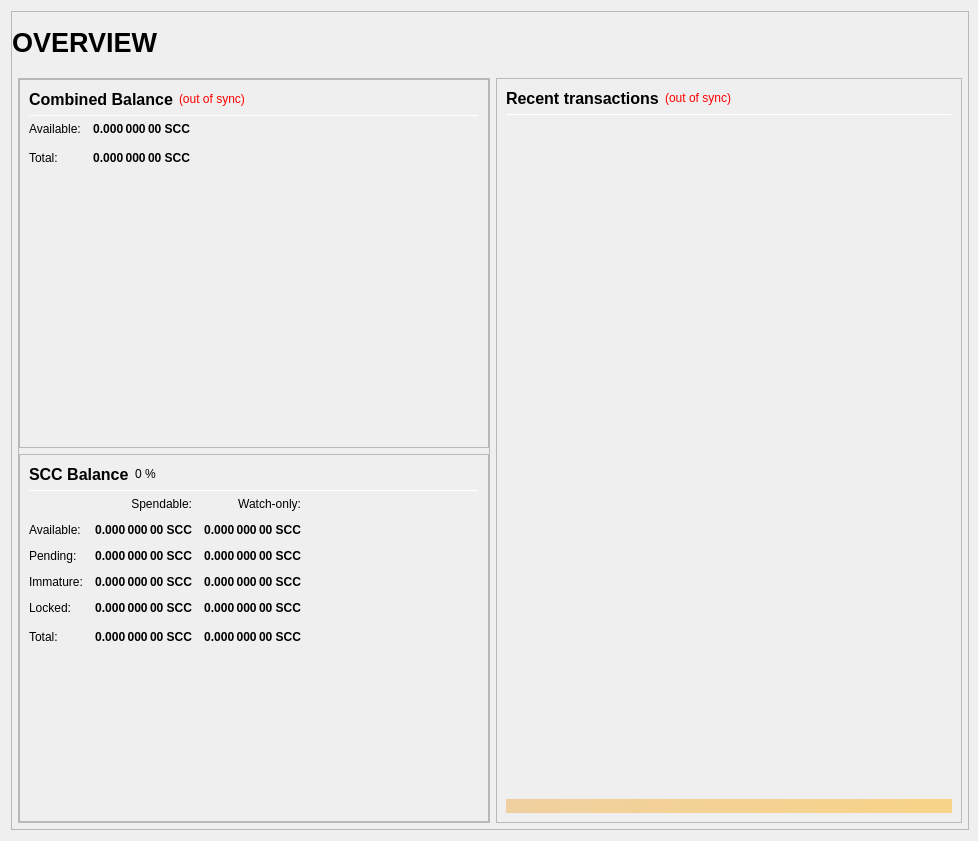
First picture: the form in src/qt/forms/overviewpage.ui, repository stakecube/stakecubecoin-archive, before the edit.
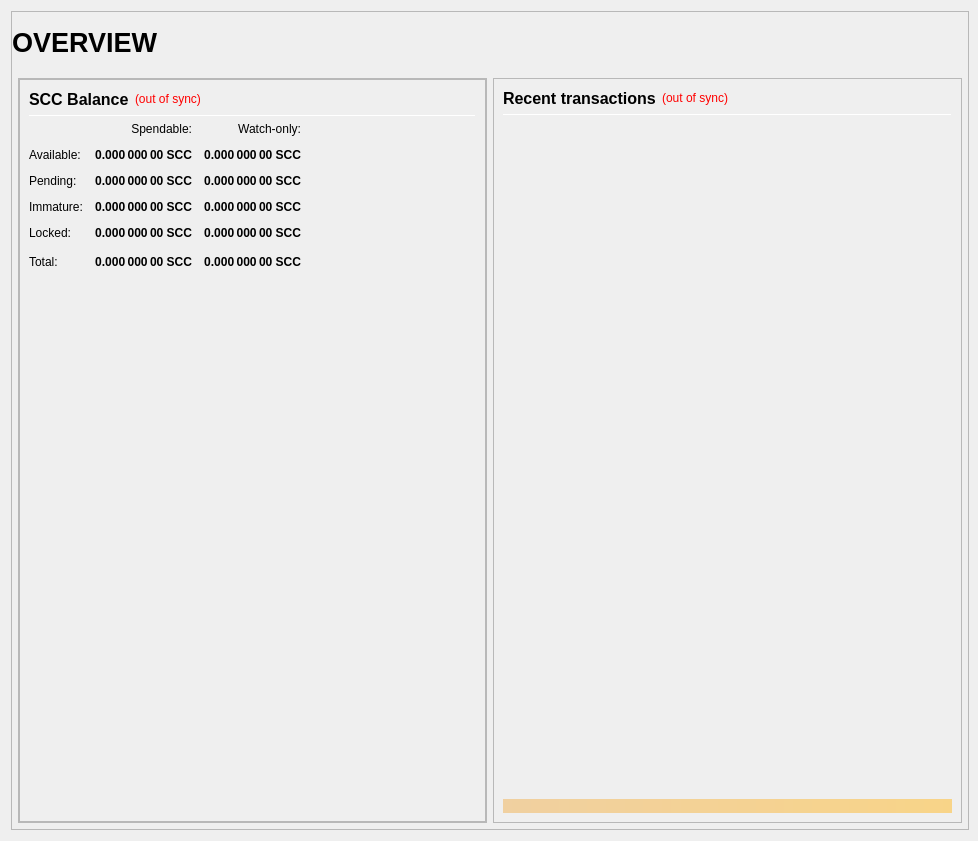
Second picture: the form after the edit.

Commit message:
[QT] Remove Combined Balances
To simplify the SCC QT wallet, the combined balances portion of the GUI has been removed in replacement with a single Balances form displaying total/available/immature/pending as and when necessary. Zerocoin does not exist in SCC, so the combined balances form shouldnt be required.

The edit to the form file:
```diff
--- a/src/qt/forms/overviewpage.ui
+++ b/src/qt/forms/overviewpage.ui
@@ -200,7 +200,7 @@
                  <property name="frameShadow">
                   <enum>QFrame::Raised</enum>
                  </property>
-                 <layout class="QVBoxLayout" name="verticalLayout" stretch="0,0">
+                 <layout class="QVBoxLayout" name="verticalLayout" stretch="0">
                   <property name="leftMargin">
                    <number>0</number>
                   </property>
@@ -214,24 +214,18 @@
                    <number>0</number>
                   </property>
                   <item>
-                   <widget class="QFrame" name="frame_CombinedBalances">
-                    <property name="minimumSize">
-                     <size>
-                      <width>470</width>
-                      <height>0</height>
-                     </size>
-                    </property>
+                   <widget class="QFrame" name="frame_Balances">
                     <property name="frameShape">
                      <enum>QFrame::StyledPanel</enum>
                     </property>
                     <property name="frameShadow">
                      <enum>QFrame::Raised</enum>
                     </property>
-                    <layout class="QVBoxLayout" name="verticalLayout_5">
+                    <layout class="QVBoxLayout" name="verticalLayout_4">
                      <item>
-                      <layout class="QHBoxLayout" name="horizontalLayout_5" stretch="0,0,0">
+                      <layout class="QHBoxLayout" name="horizontalLayout_4">
                        <item>
-                        <widget class="QLabel" name="label_5z">
+                        <widget class="QLabel" name="label_5">
                          <property name="minimumSize">
                           <size>
                            <width>0</width>
@@ -249,7 +243,7 @@
                           <string>Combined Balance (including unconfirmed and immature coins)</string>
                          </property>
                          <property name="text">
-                          <string>Combined Balance</string>
+                          <string>SCC Balance</string>
                          </property>
                         </widget>
                        </item>
@@ -273,178 +267,6 @@
                         </widget>
                        </item>
                        <item>
-                        <spacer name="horizontalSpacer_1">
-                         <property name="orientation">
-                          <enum>Qt::Horizontal</enum>
-                         </property>
-                         <property name="sizeHint" stdset="0">
-                          <size>
-                           <width>40</width>
-                           <height>20</height>
-                          </size>
-                         </property>
-                        </spacer>
-                       </item>
-                      </layout>
-                     </item>
-                     <item>
-                      <widget class="Line" name="line_CombinedBalance">
-                       <property name="minimumSize">
-                        <size>
-                         <width>0</width>
-                         <height>1</height>
-                        </size>
-                       </property>
-                       <property name="maximumSize">
-                        <size>
-                         <width>16777215</width>
-                         <height>1</height>
-                        </size>
-                       </property>
-                       <property name="orientation">
-                        <enum>Qt::Horizontal</enum>
-                       </property>
-                      </widget>
-                     </item>
-                     <item>
-                      <layout class="QGridLayout" name="gridLayout_3">
-                       <property name="spacing">
-                        <number>12</number>
-                       </property>
-                       <item row="1" column="0">
-                        <widget class="QLabel" name="labelBalanceTextz">
-                         <property name="text">
-                          <string>Available:</string>
-                         </property>
-                        </widget>
-                       </item>
-                       <item row="1" column="1">
-                        <widget class="QLabel" name="labelBalancez">
-                         <property name="font">
-                          <font>
-                           <weight>75</weight>
-                           <bold>true</bold>
-                          </font>
-                         </property>
-                         <property name="cursor">
-                          <cursorShape>IBeamCursor</cursorShape>
-                         </property>
-                         <property name="toolTip">
-                          <string>Your current spendable balance</string>
-                         </property>
-                         <property name="text">
-                          <string notr="true">0.000 000 00 SCC</string>
-                         </property>
-                         <property name="alignment">
-                          <set>Qt::AlignRight|Qt::AlignTrailing|Qt::AlignVCenter</set>
-                         </property>
-                         <property name="textInteractionFlags">
-                          <set>Qt::LinksAccessibleByMouse|Qt::TextSelectableByKeyboard|Qt::TextSelectableByMouse</set>
-                         </property>
-                        </widget>
-                       </item>
-                       <item row="2" column="0">
-                        <widget class="QLabel" name="labelTotalTextz">
-                         <property name="text">
-                          <string>Total:</string>
-                         </property>
-                        </widget>
-                       </item>
-                       <item row="2" column="1">
-                        <widget class="QLabel" name="labelTotalz">
-                         <property name="font">
-                          <font>
-                           <weight>75</weight>
-                           <bold>true</bold>
-                          </font>
-                         </property>
-                         <property name="cursor">
-                          <cursorShape>IBeamCursor</cursorShape>
-                         </property>
-                         <property name="toolTip">
-                          <string>Total Balance, including all unavailable coins.</string>
-                         </property>
-                         <property name="text">
-                          <string notr="true">0.000 000 00 SCC</string>
-                         </property>
-                         <property name="alignment">
-                          <set>Qt::AlignRight|Qt::AlignTrailing|Qt::AlignVCenter</set>
-                         </property>
-                         <property name="textInteractionFlags">
-                          <set>Qt::LinksAccessibleByMouse|Qt::TextSelectableByKeyboard|Qt::TextSelectableByMouse</set>
-                         </property>
-                        </widget>
-                       </item>
-                       <item row="2" column="3">
-                        <spacer name="horizontalSpacer_2">
-                         <property name="orientation">
-                          <enum>Qt::Horizontal</enum>
-                         </property>
-                         <property name="sizeHint" stdset="0">
-                          <size>
-                           <width>40</width>
-                           <height>20</height>
-                          </size>
-                         </property>
-                        </spacer>
-                       </item>
-                      </layout>
-                     </item>
-                     <item>
-                      <spacer name="verticalSpacer_1">
-                       <property name="orientation">
-                        <enum>Qt::Vertical</enum>
-                       </property>
-                       <property name="sizeHint" stdset="0">
-                        <size>
-                         <width>20</width>
-                         <height>40</height>
-                        </size>
-                       </property>
-                      </spacer>
-                     </item>
-                    </layout>
-                   </widget>
-                  </item>
-                  <item>
-                   <widget class="QFrame" name="frame_Balances">
-                    <property name="frameShape">
-                     <enum>QFrame::StyledPanel</enum>
-                    </property>
-                    <property name="frameShadow">
-                     <enum>QFrame::Raised</enum>
-                    </property>
-                    <layout class="QVBoxLayout" name="verticalLayout_4">
-                     <item>
-                      <layout class="QHBoxLayout" name="horizontalLayout_4">
-                       <item>
-                        <widget class="QLabel" name="label_5">
-                         <property name="minimumSize">
-                          <size>
-                           <width>0</width>
-                           <height>20</height>
-                          </size>
-                         </property>
-                         <property name="font">
-                          <font>
-                           <pointsize>12</pointsize>
-                           <weight>75</weight>
-                           <bold>true</bold>
-                          </font>
-                         </property>
-                         <property name="text">
-                          <string>SCC Balance</string>
-                         </property>
-                        </widget>
-                       </item>
-                       <item>
-                        <widget class="QLabel" name="labelSCCPercent">
-                         <property name="text">
-                          <string notr="true">0 %</string>
-                         </property>
-                        </widget>
-                       </item>
-                       <item>
                         <spacer name="horizontalSpacer_3">
                          <property name="orientation">
                           <enum>Qt::Horizontal</enum>
```
Left out of the diff: 7 changed lines with no effect on the pictures. The commit also changes 2 other files.
